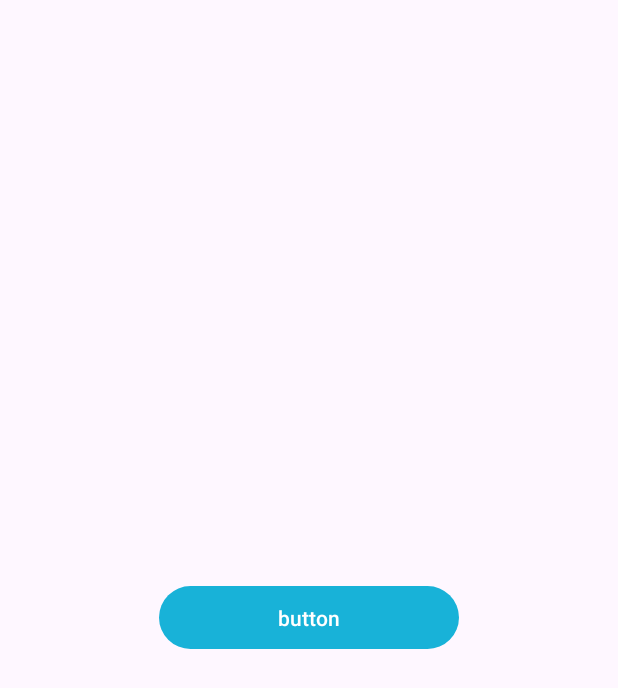
After one commit to Igoryan94/Film-search, an Android app: the ScenesActivity screen opened directly, with no data from a screen before it, on a phone screen of 412 x 824 dp. The commit adds this screen. Shown: the top 688 px of the screen. Run offline under Robolectric (Android 15) with nearby library versions, the light colour scheme and no system bars.

Commit message:
ScenesActivity.kt: solve the task 28.2.1

```diff
--- /dev/null
+++ b/app/src/main/java/com/igoryan94/filmsearch/activities/training/ScenesActivity.kt
@@ -0,0 +1,46 @@
+package com.igoryan94.filmsearch.activities.training
+
+import android.os.Bundle
+import android.widget.Button
+import androidx.activity.enableEdgeToEdge
+import androidx.appcompat.app.AppCompatActivity
+import androidx.core.view.ViewCompat
+import androidx.core.view.WindowInsetsCompat
+import androidx.transition.Scene
+import androidx.transition.TransitionManager
+import com.igoryan94.filmsearch.R
+import com.igoryan94.filmsearch.databinding.ActivityScenesBinding
+
+class ScenesActivity : AppCompatActivity() {
+    private lateinit var b: ActivityScenesBinding
+
+    override fun onCreate(savedInstanceState: Bundle?) {
+        super.onCreate(savedInstanceState)
+        b = ActivityScenesBinding.inflate(layoutInflater)
+        setContentView(b.root)
+
+        enableEdgeToEdge()
+        ViewCompat.setOnApplyWindowInsetsListener(b.main) { v, insets ->
+            val systemBars = insets.getInsets(WindowInsetsCompat.Type.systemBars())
+            v.setPadding(systemBars.left, systemBars.top, systemBars.right, systemBars.bottom)
+            insets
+        }
+
+        val scene1 = Scene.getSceneForLayout(b.main, R.layout.scene1, this)
+        val scene2 = Scene.getSceneForLayout(b.main, R.layout.scene2, this)
+        val transitionManager = TransitionManager()
+
+        //Когда зашли на scene1, устанавливаем обработчик нажатия на кнопку, который запустит scene2
+        scene1.setEnterAction {
+            scene1.sceneRoot.findViewById<Button>(R.id.button)
+                .setOnClickListener { transitionManager.transitionTo(scene2) }
+        }
+
+        scene2.setEnterAction {
+            scene2.sceneRoot.findViewById<Button>(R.id.button)
+                .setOnClickListener { transitionManager.transitionTo(scene1) }
+        }
+
+        transitionManager.transitionTo(scene1)
+    }
+}
--- /dev/null
+++ b/app/src/main/res/layout/activity_scenes.xml
@@ -0,0 +1,9 @@
+<?xml version="1.0" encoding="utf-8"?>
+<androidx.constraintlayout.widget.ConstraintLayout xmlns:android="http://schemas.android.com/apk/res/android"
+    xmlns:tools="http://schemas.android.com/tools"
+    android:id="@+id/main"
+    android:layout_width="match_parent"
+    android:layout_height="match_parent"
+    tools:context=".activities.training.ScenesActivity">
+
+</androidx.constraintlayout.widget.ConstraintLayout>
--- /dev/null
+++ b/app/src/main/res/layout/scene1.xml
@@ -0,0 +1,14 @@
+<?xml version="1.0" encoding="utf-8"?>
+<RelativeLayout xmlns:android="http://schemas.android.com/apk/res/android"
+    android:id="@+id/scene"
+    android:layout_width="match_parent"
+    android:layout_height="match_parent">
+
+    <Button
+        android:id="@+id/button"
+        android:layout_width="200dp"
+        android:layout_height="50dp"
+        android:layout_centerInParent="true"
+        android:text="button" />
+
+</RelativeLayout>
```
Also changed, not shown: app/src/main/AndroidManifest.xml (+9 -0 lines), app/src/main/java/com/igoryan94/filmsearch/activities/MainActivity.kt (+2 -7 lines), app/src/main/res/layout/scene2.xml (added, +19 -0 lines).
